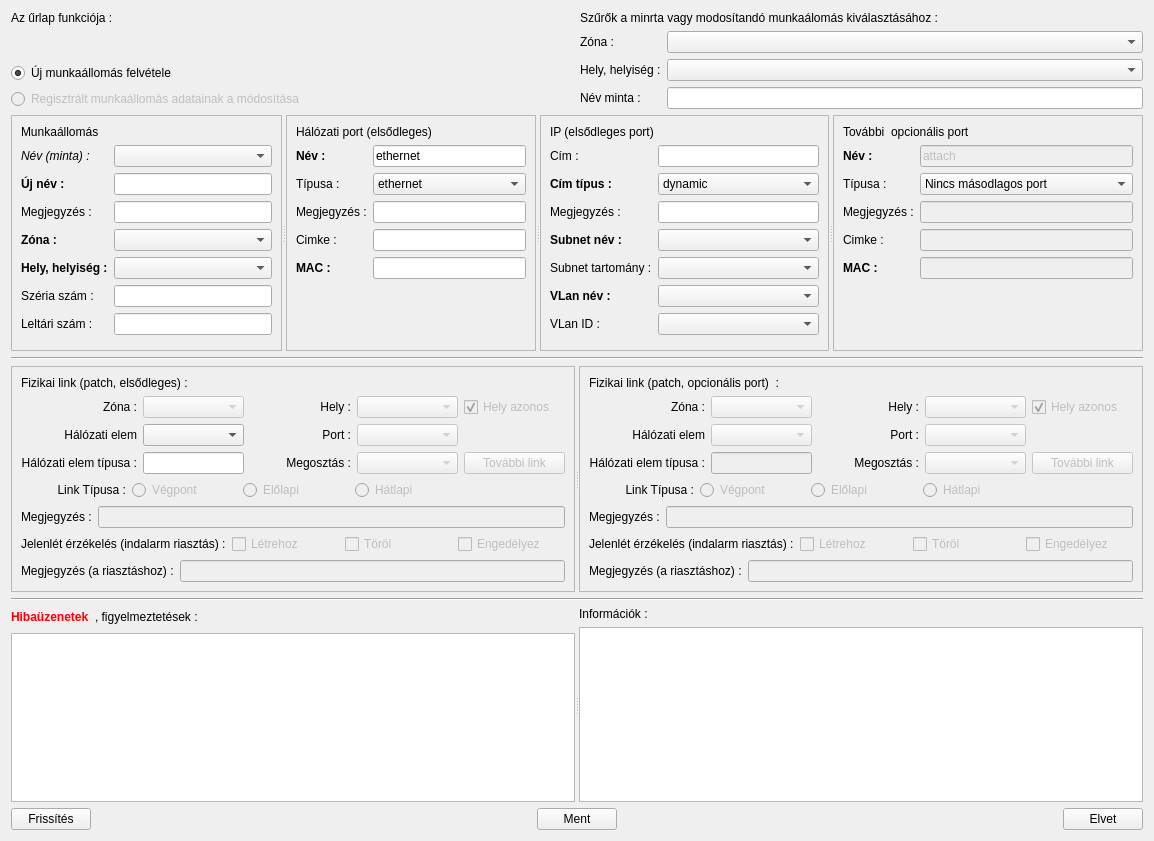
Qt form lv2g/wstform.ui (csikfer/lanview2) before a commit.
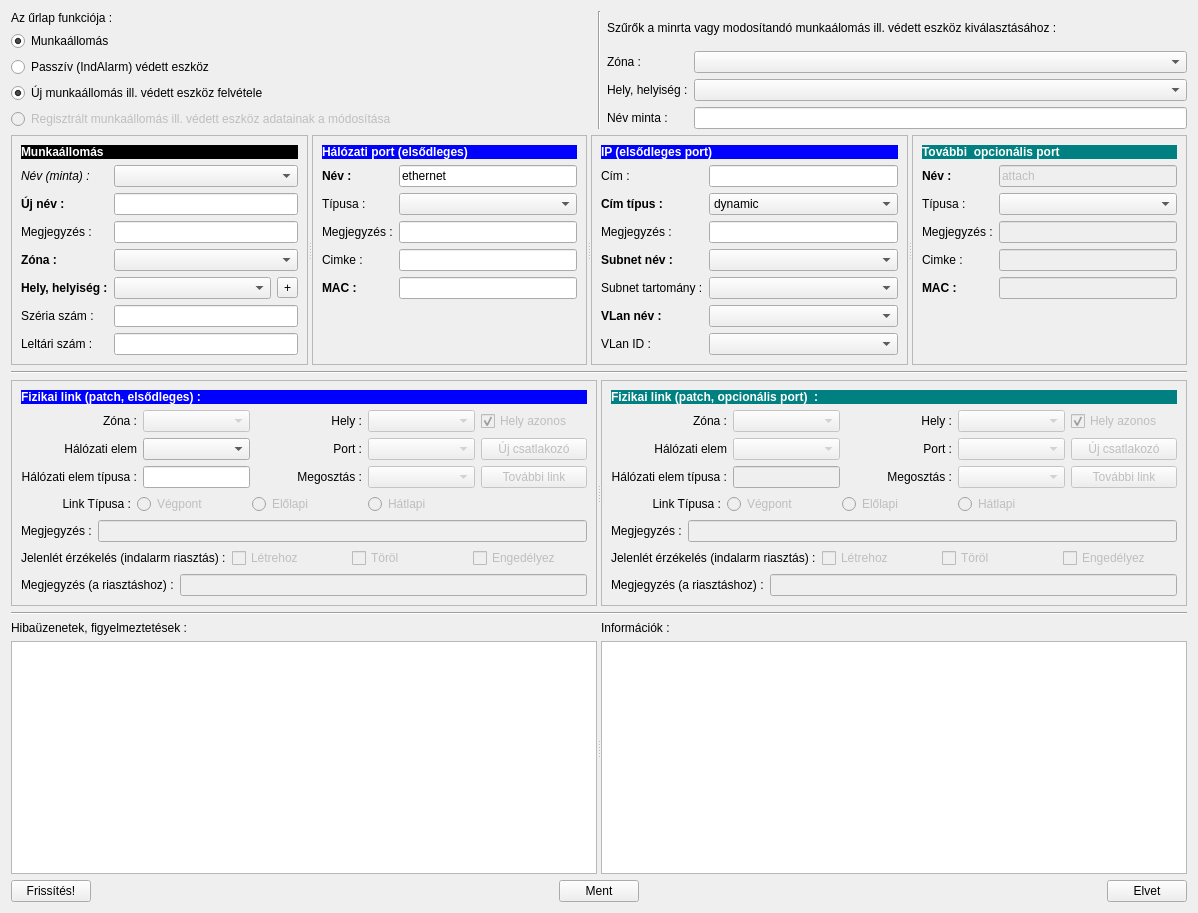
The same form after that commit.

Commit message: Workstation dialogus, insert dialogus(ok), nincs teljesen készen...

```diff
--- a/lv2g/wstform.ui
+++ b/lv2g/wstform.ui
@@ -6,18 +6,18 @@
    <rect>
     <x>0</x>
     <y>0</y>
-    <width>1154</width>
-    <height>841</height>
+    <width>1198</width>
+    <height>913</height>
    </rect>
   </property>
   <property name="windowTitle">
    <string>Form</string>
   </property>
-  <layout class="QVBoxLayout" name="verticalLayout_6" stretch="1,1,0,1,0,100,0">
+  <layout class="QVBoxLayout" name="verticalLayout_8" stretch="1,1,1,1,1,10,1">
    <item>
-    <layout class="QHBoxLayout" name="horizontalLayout" stretch="1,1">
+    <layout class="QHBoxLayout" name="horizontalLayout" stretch="1,0,1">
      <item>
-      <layout class="QVBoxLayout" name="verticalLayout_4" stretch="0,1,0,0">
+      <layout class="QVBoxLayout" name="verticalLayout_4" stretch="0,1,0,0,0,0">
        <item>
         <widget class="QLabel" name="labelNewMod">
          <property name="text">
@@ -38,10 +38,30 @@
          </property>
         </spacer>
        </item>
+       <item>
+        <widget class="QRadioButton" name="radioButtonWorkstation">
+         <property name="text">
+          <string>Munkaállomás</string>
+         </property>
+         <property name="checked">
+          <bool>true</bool>
+         </property>
+         <property name="autoExclusive">
+          <bool>false</bool>
+         </property>
+        </widget>
+       </item>
+       <item>
+        <widget class="QRadioButton" name="radioButtonPassive">
+         <property name="text">
+          <string>Passzív (IndAlarm) védett eszköz</string>
+         </property>
+        </widget>
+       </item>
        <item>
         <widget class="QRadioButton" name="radioButtonNew">
          <property name="text">
-          <string>Új munkaállomás felvétele</string>
+          <string>Új munkaállomás ill. védett eszköz felvétele</string>
          </property>
          <property name="checked">
           <bool>true</bool>
@@ -54,18 +74,25 @@
           <bool>false</bool>
          </property>
          <property name="text">
-          <string>Regisztrált munkaállomás adatainak a módosítása</string>
+          <string>Regisztrált munkaállomás ill. védett eszköz adatainak a módosítása</string>
          </property>
         </widget>
        </item>
       </layout>
      </item>
+     <item>
+      <widget class="Line" name="line_3">
+       <property name="orientation">
+        <enum>Qt::Vertical</enum>
+       </property>
+      </widget>
+     </item>
      <item>
       <layout class="QVBoxLayout" name="verticalLayoutFilter">
        <item>
         <widget class="QLabel" name="label_4">
          <property name="text">
-          <string>Szűrők a minrta vagy modosítandó munkaálomás kiválasztásához :</string>
+          <string>Szűrők a minrta vagy modosítandó munkaálomás ill. védett eszköz kiválasztásához :</string>
          </property>
         </widget>
        </item>
@@ -117,18 +144,43 @@
    </item>
    <item>
     <widget class="QSplitter" name="splitterWorkstation">
+     <property name="sizePolicy">
+      <sizepolicy hsizetype="Preferred" vsizetype="Preferred">
+       <horstretch>0</horstretch>
+       <verstretch>0</verstretch>
+      </sizepolicy>
+     </property>
      <property name="orientation">
       <enum>Qt::Horizontal</enum>
      </property>
+     <widget class="QWidget" name="layoutWidget_6">
+      <layout class="QVBoxLayout" name="verticalLayout_6">
+       <item>
      <widget class="QFrame" name="frameNode">
       <property name="frameShape">
        <enum>QFrame::StyledPanel</enum>
       </property>
-      <layout class="QFormLayout" name="formLayout">
-       <item row="0" column="0">
+         <layout class="QVBoxLayout" name="verticalLayout_7">
+          <item>
         <widget class="QLabel" name="labelWorkstation">
+            <property name="sizePolicy">
+             <sizepolicy hsizetype="Preferred" vsizetype="Preferred">
+              <horstretch>0</horstretch>
+              <verstretch>0</verstretch>
+             </sizepolicy>
+            </property>
+            <property name="font">
+             <font>
+              <weight>75</weight>
+              <italic>false</italic>
+              <bold>true</bold>
+             </font>
+            </property>
          <property name="autoFillBackground">
-          <bool>true</bool>
+             <bool>false</bool>
+            </property>
+            <property name="styleSheet">
+             <string notr="true">QLabel { background-color: rgb(0, 0, 0); color :rgb(255,255,255) ;}</string>
          </property>
          <property name="frameShape">
           <enum>QFrame::NoFrame</enum>
@@ -141,7 +193,9 @@
          </property>
         </widget>
        </item>
-       <item row="1" column="0">
+          <item>
+           <layout class="QFormLayout" name="formLayout">
+            <item row="0" column="0">
         <widget class="QLabel" name="labelName">
          <property name="font">
           <font>
@@ -155,10 +209,10 @@
          </property>
         </widget>
        </item>
-       <item row="1" column="1">
+            <item row="0" column="1">
         <widget class="QComboBox" name="comboBoxNode"/>
        </item>
-       <item row="2" column="0">
+            <item row="1" column="0">
         <widget class="QLabel" name="labelNewName">
          <property name="font">
           <font>
@@ -171,20 +225,20 @@
          </property>
         </widget>
        </item>
-       <item row="2" column="1">
+            <item row="1" column="1">
         <widget class="QLineEdit" name="lineEditName"/>
        </item>
-       <item row="3" column="0">
+            <item row="2" column="0">
         <widget class="QLabel" name="labelNote">
          <property name="text">
           <string>Megjegyzés :</string>
          </property>
         </widget>
        </item>
-       <item row="3" column="1">
+            <item row="2" column="1">
         <widget class="QLineEdit" name="lineEditNote"/>
        </item>
-       <item row="4" column="0">
+            <item row="3" column="0">
         <widget class="QLabel" name="labelZone">
          <property name="font">
           <font>
@@ -197,10 +251,10 @@
          </property>
         </widget>
        </item>
-       <item row="4" column="1">
+            <item row="3" column="1">
         <widget class="QComboBox" name="comboBoxZone"/>
        </item>
-       <item row="5" column="0">
+            <item row="4" column="0">
         <widget class="QLabel" name="labelPlace">
          <property name="font">
           <font>
@@ -213,51 +267,69 @@
          </property>
         </widget>
        </item>
-       <item row="5" column="1">
+            <item row="4" column="1">
+             <layout class="QHBoxLayout" name="horizontalLayoutPlace">
+              <item>
         <widget class="QComboBox" name="comboBoxPlace"/>
        </item>
-       <item row="6" column="0">
+              <item>
+               <widget class="QToolButton" name="toolButtonAddPlace">
+                <property name="text">
+                 <string>+</string>
+                </property>
+               </widget>
+              </item>
+             </layout>
+            </item>
+            <item row="5" column="0">
         <widget class="QLabel" name="labelSerial">
          <property name="text">
           <string>Széria szám :</string>
          </property>
         </widget>
        </item>
-       <item row="6" column="1">
+            <item row="5" column="1">
         <widget class="QLineEdit" name="lineEditSerial"/>
        </item>
-       <item row="7" column="0">
+            <item row="6" column="0">
         <widget class="QLabel" name="labelInventory">
          <property name="text">
           <string>Leltári szám :</string>
          </property>
         </widget>
        </item>
-       <item row="7" column="1">
+            <item row="6" column="1">
         <widget class="QLineEdit" name="lineEditInventory"/>
        </item>
-       <item row="8" column="0">
-        <spacer name="verticalSpacer_2">
-         <property name="orientation">
-          <enum>Qt::Vertical</enum>
-         </property>
-         <property name="sizeHint" stdset="0">
-          <size>
-           <width>20</width>
-           <height>0</height>
-          </size>
-         </property>
-        </spacer>
+           </layout>
+          </item>
+         </layout>
+        </widget>
        </item>
       </layout>
      </widget>
      <widget class="QFrame" name="framePort">
+      <property name="sizePolicy">
+       <sizepolicy hsizetype="Preferred" vsizetype="Preferred">
+        <horstretch>0</horstretch>
+        <verstretch>0</verstretch>
+       </sizepolicy>
+      </property>
       <property name="frameShape">
        <enum>QFrame::StyledPanel</enum>
       </property>
       <layout class="QVBoxLayout" name="verticalLayoutPort">
        <item>
         <widget class="QLabel" name="labelPort">
+         <property name="font">
+          <font>
+           <weight>75</weight>
+           <bold>true</bold>
+          </font>
+         </property>
+         <property name="styleSheet">
+          <string notr="true">QLabel { background-color: rgb(0, 0, 255); color :rgb(255,255,255) ;}</string>
+         </property>
          <property name="text">
           <string>Hálózati port (elsődleges)</string>
          </property>
@@ -329,33 +401,7 @@
           </widget>
          </item>
          <item row="1" column="1">
-          <widget class="QComboBox" name="comboBoxPType">
-           <item>
-            <property name="text">
-             <string>ethernet</string>
-            </property>
-           </item>
-           <item>
-            <property name="text">
-             <string>wireless</string>
-            </property>
-           </item>
-           <item>
-            <property name="text">
-             <string>adsl</string>
-            </property>
-           </item>
-           <item>
-            <property name="text">
-             <string>tunnel</string>
-            </property>
-           </item>
-           <item>
-            <property name="text">
-             <string>virtual</string>
-            </property>
-           </item>
-          </widget>
+          <widget class="QComboBox" name="comboBoxPType"/>
          </item>
         </layout>
        </item>
@@ -381,6 +427,15 @@
       <layout class="QVBoxLayout" name="verticalLayoutIp">
        <item>
         <widget class="QLabel" name="labelIP">
+         <property name="font">
+          <font>
+           <weight>75</weight>
+           <bold>true</bold>
+          </font>
+         </property>
+         <property name="styleSheet">
+          <string notr="true">QLabel { background-color: rgb(0, 0, 255); color :rgb(255,255,255) ;}</string>
+         </property>
          <property name="text">
           <string>IP (elsődleges port)</string>
          </property>
@@ -537,6 +592,15 @@
       <layout class="QVBoxLayout" name="verticalLayoutPort_2">
        <item>
         <widget class="QLabel" name="labelPort_2">
+         <property name="font">
+          <font>
+           <weight>75</weight>
+           <bold>true</bold>
+          </font>
+         </property>
+         <property name="styleSheet">
+          <string notr="true">QLabel { background-color: rgb(0, 128, 128); color :rgb(255,255,255) ;}</string>
+         </property>
          <property name="text">
           <string>További  opcionális port</string>
          </property>
@@ -579,36 +643,6 @@
            <property name="enabled">
             <bool>true</bool>
            </property>
-           <item>
-            <property name="text">
-             <string>Nincs másodlagos port</string>
-            </property>
-           </item>
-           <item>
-            <property name="text">
-             <string>attach</string>
-            </property>
-           </item>
-           <item>
-            <property name="text">
-             <string>ethernet</string>
-            </property>
-           </item>
-           <item>
-            <property name="text">
-             <string>usb</string>
-            </property>
-           </item>
-           <item>
-            <property name="text">
-             <string>rs232</string>
-            </property>
-           </item>
-           <item>
-            <property name="text">
-             <string>rs485</string>
-            </property>
-           </item>
           </widget>
          </item>
          <item row="2" column="0">
@@ -697,6 +731,15 @@
       <layout class="QVBoxLayout" name="verticalLayout">
        <item>
         <widget class="QLabel" name="labelLink">
+         <property name="font">
+          <font>
+           <weight>75</weight>
+           <bold>true</bold>
+          </font>
+         </property>
+         <property name="styleSheet">
+          <string notr="true">QLabel { background-color: rgb(0, 0, 255); color :rgb(255,255,255) ;}</string>
+         </property>
          <property name="text">
           <string>Fizikai link (patch, elsődleges) :</string>
          </property>
@@ -837,6 +880,16 @@
            </property>
           </widget>
          </item>
+         <item row="1" column="4">
+          <widget class="QPushButton" name="pushButtonNewPatch">
+           <property name="enabled">
+            <bool>false</bool>
+           </property>
+           <property name="text">
+            <string>Új csatlakozó</string>
+           </property>
+          </widget>
+         </item>
          <item row="2" column="4">
           <widget class="QPushButton" name="pushButtonLinkOther">
            <property name="enabled">
@@ -1007,6 +1060,15 @@
       <layout class="QVBoxLayout" name="verticalLayout_2">
        <item>
         <widget class="QLabel" name="labelLink_2">
+         <property name="font">
+          <font>
+           <weight>75</weight>
+           <bold>true</bold>
+          </font>
+         </property>
+         <property name="styleSheet">
+          <string notr="true">QLabel { background-color: rgb(0, 128, 128); color :rgb(255,255,255) ;}</string>
+         </property>
          <property name="text">
           <string>Fizikai link (patch, opcionális port)  :</string>
          </property>
@@ -1147,6 +1209,16 @@
            </property>
           </widget>
          </item>
+         <item row="1" column="4">
+          <widget class="QPushButton" name="pushButtonNewPatch_2">
+           <property name="enabled">
+            <bool>false</bool>
+           </property>
+           <property name="text">
+            <string>Új csatlakozó</string>
+           </property>
+          </widget>
+         </item>
          <item row="2" column="4">
           <widget class="QPushButton" name="pushButtonLinkOther_2">
            <property name="enabled">
@@ -1320,14 +1392,21 @@
     </widget>
    </item>
    <item>
-    <widget class="QSplitter" name="splitter">
+    <widget class="QSplitter" name="splitterMsg">
      <property name="orientation">
       <enum>Qt::Horizontal</enum>
      </property>
-     <widget class="QWidget" name="">
+     <widget class="QWidget" name="layoutWidget_5">
       <layout class="QVBoxLayout" name="verticalLayout_5">
        <item>
         <layout class="QHBoxLayout" name="horizontalLayout_2">
+         <item>
+          <widget class="QLabel" name="labelWarn">
+           <property name="text">
+            <string>Hibaüzenetek, figyelmeztetések :</string>
+           </property>
+          </widget>
+         </item>
          <item>
           <widget class="QLabel" name="labelErr">
            <property name="font">
@@ -1340,30 +1419,10 @@
             <string notr="true">QLabel { color : red; }</string>
            </property>
            <property name="text">
-            <string>Hibaüzenetek</string>
+            <string/>
            </property>
           </widget>
          </item>
-         <item>
-          <widget class="QLabel" name="labelWarn">
-           <property name="text">
-            <string>, figyelmeztetések :</string>
-           </property>
-          </widget>
-         </item>
-         <item>
-          <spacer name="horizontalSpacer_2">
-           <property name="orientation">
-            <enum>Qt::Horizontal</enum>
-           </property>
-           <property name="sizeHint" stdset="0">
-            <size>
-             <width>40</width>
-             <height>20</height>
-            </size>
-           </property>
-          </spacer>
-         </item>
         </layout>
        </item>
        <item>
@@ -1371,7 +1430,7 @@
        </item>
       </layout>
      </widget>
-     <widget class="QWidget" name="">
+     <widget class="QWidget" name="layoutWidget_3">
       <layout class="QVBoxLayout" name="verticalLayout_3">
        <item>
         <widget class="QLabel" name="labelInf">
@@ -1396,7 +1455,7 @@
      <item>
       <widget class="QPushButton" name="pushButtonRefresh">
        <property name="text">
-        <string>Frissítés</string>
+        <string>Frissítés!</string>
        </property>
       </widget>
      </item>
```
Left out of the diff: 7 changed lines with no effect on the pictures. Lines whose indentation alone changed are shown as unchanged. The commit also changes 13 other files.
